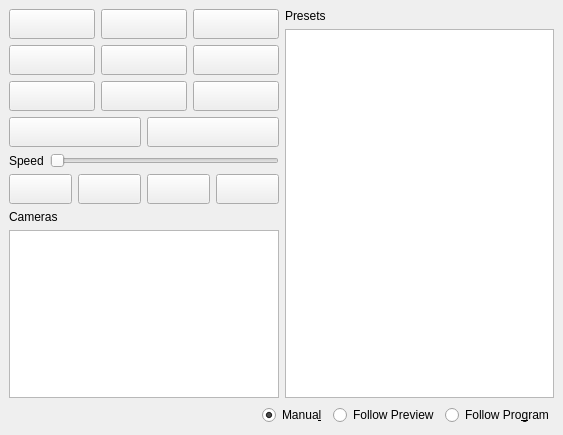
The window that ptz-controls.ui (glikely/obs-ptz) describes before a commit, drawn with Qt 5.
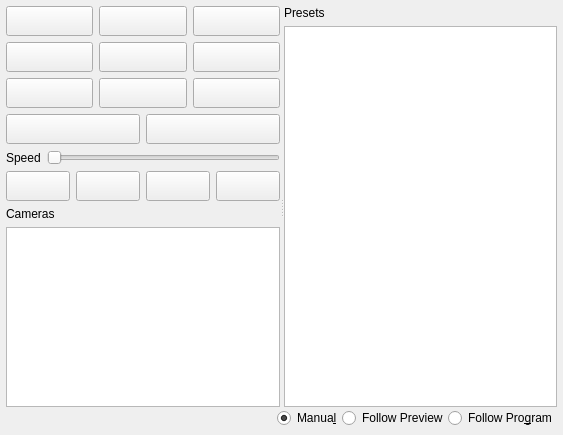
The same window after the commit. Icons and pictures are not drawn.

Commit message:
Add splitter to control size of widgets
Adds a splitter widget so that the size of the buttons can be adjusted.
On high resolution screens the button size is very small. Putting them
into a splitter allows the user to adjust the size easily.

Patch:
```diff
--- a/ptz-controls.ui
+++ b/ptz-controls.ui
@@ -24,12 +24,57 @@
     <enum>Qt::CustomContextMenu</enum>
    </property>
    <layout class="QVBoxLayout" name="verticalLayout">
+    <property name="spacing">
+     <number>0</number>
+    </property>
+    <property name="leftMargin">
+     <number>6</number>
+    </property>
+    <property name="topMargin">
+     <number>6</number>
+    </property>
+    <property name="rightMargin">
+     <number>6</number>
+    </property>
+    <property name="bottomMargin">
+     <number>6</number>
+    </property>
     <item>
-     <layout class="QHBoxLayout" name="horizontalLayout_3">
-      <item>
-       <layout class="QVBoxLayout" name="verticalLayout_4">
+     <widget class="QSplitter" name="splitter">
+      <property name="orientation">
+       <enum>Qt::Horizontal</enum>
+      </property>
+      <property name="childrenCollapsible">
+       <bool>false</bool>
+      </property>
+      <widget class="QWidget" name="widget_2" native="true">
+       <layout class="QVBoxLayout" name="verticalLayout_5">
+        <property name="leftMargin">
+         <number>0</number>
+        </property>
+        <property name="topMargin">
+         <number>0</number>
+        </property>
+        <property name="rightMargin">
+         <number>0</number>
+        </property>
+        <property name="bottomMargin">
+         <number>0</number>
+        </property>
         <item>
          <layout class="QGridLayout" name="gridLayout">
+          <property name="leftMargin">
+           <number>0</number>
+          </property>
+          <property name="topMargin">
+           <number>0</number>
+          </property>
+          <property name="rightMargin">
+           <number>0</number>
+          </property>
+          <property name="bottomMargin">
+           <number>0</number>
+          </property>
           <item row="0" column="0">
            <widget class="QPushButton" name="panTiltButton_upleft">
             <property name="sizePolicy">
@@ -469,9 +514,21 @@
          </widget>
         </item>
        </layout>
-      </item>
-      <item>
-       <layout class="QVBoxLayout" name="verticalLayout_2" stretch="0,2">
+      </widget>
+      <widget class="QWidget" name="widget" native="true">
+       <layout class="QVBoxLayout" name="verticalLayout_3">
+        <property name="leftMargin">
+         <number>0</number>
+        </property>
+        <property name="topMargin">
+         <number>0</number>
+        </property>
+        <property name="rightMargin">
+         <number>0</number>
+        </property>
+        <property name="bottomMargin">
+         <number>0</number>
+        </property>
         <item>
          <widget class="QLabel" name="label">
           <property name="text">
@@ -496,8 +553,8 @@
          </widget>
         </item>
        </layout>
-      </item>
-     </layout>
+      </widget>
+     </widget>
     </item>
     <item>
      <layout class="QHBoxLayout" name="horizontalLayout_2">
```
